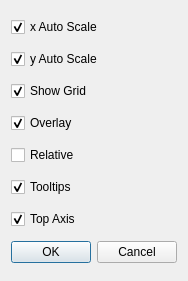
Qt form code/display/implement/QtPlotter/QtProfilePrefsGUI.ui (radio-astro/casa) before a commit.
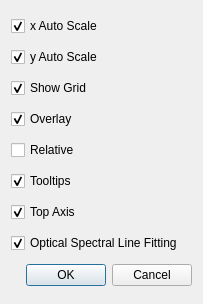
The same form after that commit.

What changed in the file:
```diff
--- a/code/display/implement/QtPlotter/QtProfilePrefsGUI.ui
+++ b/code/display/implement/QtPlotter/QtProfilePrefsGUI.ui
@@ -6,8 +6,8 @@
    <rect>
     <x>0</x>
     <y>0</y>
-    <width>179</width>
-    <height>281</height>
+    <width>203</width>
+    <height>304</height>
    </rect>
   </property>
   <property name="windowTitle">
@@ -81,6 +81,16 @@
      </property>
     </widget>
    </item>
+   <item>
+    <widget class="QCheckBox" name="opticalSpecFitCheckBox">
+     <property name="text">
+      <string>Optical Spectral Line Fitting</string>
+     </property>
+     <property name="checked">
+      <bool>true</bool>
+     </property>
+    </widget>
+   </item>
    <item>
     <widget class="QDialogButtonBox" name="buttonBox">
      <property name="standardButtons">
```
